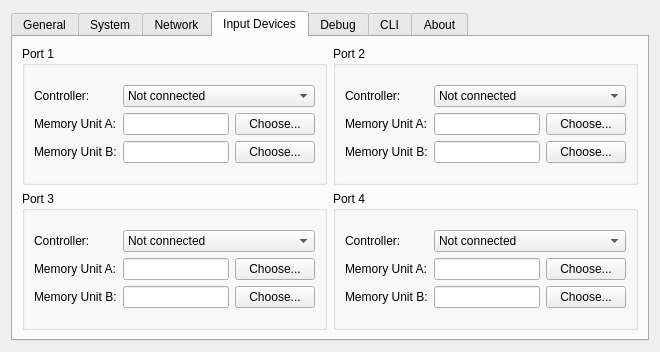
Before: the Qt Designer form settings.ui in xqemu/xqemu-manager, drawn with Qt 5.
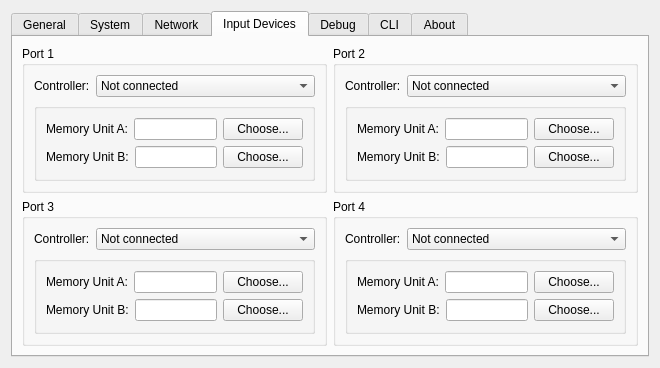
After: the same form once the commit is applied. The open tabs and pages were chosen to show the change.

Commit message: Disable memory unit GUI widgets when the controller is not enabled

Diff of the .ui file:
```diff
--- a/settings.ui
+++ b/settings.ui
@@ -387,16 +387,68 @@
          </property>
          <layout class="QVBoxLayout" name="verticalLayout_17">
           <item>
-           <layout class="QGridLayout" name="gridLayout_9">
-            <item row="0" column="0">
+           <layout class="QHBoxLayout" name="horizontalLayout_5">
+            <item>
              <widget class="QLabel" name="label_14">
               <property name="text">
                <string>Controller:</string>
               </property>
              </widget>
             </item>
-            <item row="1" column="1">
+            <item>
+             <widget class="QComboBox" name="controller2">
+              <property name="sizePolicy">
+               <sizepolicy hsizetype="Expanding" vsizetype="Fixed">
+                <horstretch>0</horstretch>
+                <verstretch>0</verstretch>
+               </sizepolicy>
+              </property>
+              <item>
+               <property name="text">
+                <string>Not connected</string>
+               </property>
+              </item>
+              <item>
+               <property name="text">
+                <string>Keyboard</string>
+               </property>
+              </item>
+              <item>
+               <property name="text">
+                <string>Gamepad #0</string>
+               </property>
+              </item>
+              <item>
+               <property name="text">
+                <string>Gamepad #1</string>
+               </property>
+              </item>
+              <item>
+               <property name="text">
+                <string>Gamepad #2</string>
+               </property>
+              </item>
+              <item>
+               <property name="text">
+                <string>Gamepad #3</string>
+               </property>
+              </item>
+             </widget>
+            </item>
+           </layout>
+          </item>
+          <item>
+           <widget class="QGroupBox" name="controller2Additional">
+            <layout class="QVBoxLayout" name="_2">
+             <item>
              <layout class="QHBoxLayout" name="horizontalLayout_10">
+               <item>
+                <widget class="QLabel" name="xmuLabel2A">
+                 <property name="text">
+                  <string>Memory Unit A:</string>
+                 </property>
+                </widget>
+               </item>
               <item>
                <widget class="QLineEdit" name="xmu2APath"/>
               </item>
@@ -409,8 +461,15 @@
               </item>
              </layout>
             </item>
-            <item row="2" column="1">
+             <item>
              <layout class="QHBoxLayout" name="horizontalLayout_12">
+               <item>
+                <widget class="QLabel" name="xmuLabel2B">
+                 <property name="text">
+                  <string>Memory Unit B:</string>
+                 </property>
+                </widget>
+               </item>
               <item>
                <widget class="QLineEdit" name="xmu2BPath"/>
               </item>
@@ -423,61 +482,8 @@
               </item>
              </layout>
             </item>
-            <item row="1" column="0">
-             <widget class="QLabel" name="label_19">
-              <property name="text">
-               <string>Memory Unit A:</string>
-              </property>
-             </widget>
-            </item>
-            <item row="0" column="1">
-             <widget class="QComboBox" name="controller2">
-              <property name="sizePolicy">
-               <sizepolicy hsizetype="Expanding" vsizetype="Fixed">
-                <horstretch>0</horstretch>
-                <verstretch>0</verstretch>
-               </sizepolicy>
-              </property>
-              <item>
-               <property name="text">
-                <string>Not connected</string>
-               </property>
-              </item>
-              <item>
-               <property name="text">
-                <string>Keyboard</string>
-               </property>
-              </item>
-              <item>
-               <property name="text">
-                <string>Gamepad #0</string>
-               </property>
-              </item>
-              <item>
-               <property name="text">
-                <string>Gamepad #1</string>
-               </property>
-              </item>
-              <item>
-               <property name="text">
-                <string>Gamepad #2</string>
-               </property>
-              </item>
-              <item>
-               <property name="text">
-                <string>Gamepad #3</string>
-               </property>
-              </item>
-             </widget>
-            </item>
-            <item row="2" column="0">
-             <widget class="QLabel" name="label_22">
-              <property name="text">
-               <string>Memory Unit B:</string>
-              </property>
-             </widget>
-            </item>
-           </layout>
+            </layout>
+           </widget>
           </item>
          </layout>
         </widget>
@@ -489,15 +495,15 @@
          </property>
          <layout class="QVBoxLayout" name="verticalLayout_18">
           <item>
-           <layout class="QGridLayout" name="gridLayout_10">
-            <item row="0" column="0">
+           <layout class="QHBoxLayout" name="horizontalLayout_7">
+            <item>
              <widget class="QLabel" name="label_15">
               <property name="text">
                <string>Controller:</string>
               </property>
              </widget>
             </item>
-            <item row="0" column="1">
+            <item>
              <widget class="QComboBox" name="controller3">
               <property name="sizePolicy">
                <sizepolicy hsizetype="Expanding" vsizetype="Fixed">
@@ -537,22 +543,20 @@
               </item>
              </widget>
             </item>
-            <item row="1" column="0">
-             <widget class="QLabel" name="label_20">
-              <property name="text">
-               <string>Memory Unit A:</string>
-              </property>
-             </widget>
-            </item>
-            <item row="2" column="0">
-             <widget class="QLabel" name="label_23">
-              <property name="text">
-               <string>Memory Unit B:</string>
-              </property>
-             </widget>
-            </item>
-            <item row="1" column="1">
+           </layout>
+          </item>
+          <item>
+           <widget class="QGroupBox" name="controller3Additional">
+            <layout class="QVBoxLayout" name="_4">
+             <item>
              <layout class="QHBoxLayout" name="horizontalLayout_13">
+               <item>
+                <widget class="QLabel" name="xmuLabel3A">
+                 <property name="text">
+                  <string>Memory Unit A:</string>
+                 </property>
+                </widget>
+               </item>
               <item>
                <widget class="QLineEdit" name="xmu3APath"/>
               </item>
@@ -565,8 +569,15 @@
               </item>
              </layout>
             </item>
-            <item row="2" column="1">
+             <item>
              <layout class="QHBoxLayout" name="horizontalLayout_14">
+               <item>
+                <widget class="QLabel" name="xmuLabel3B">
+                 <property name="text">
+                  <string>Memory Unit B:</string>
+                 </property>
+                </widget>
+               </item>
               <item>
                <widget class="QLineEdit" name="xmu3BPath"/>
               </item>
@@ -580,6 +591,7 @@
              </layout>
             </item>
            </layout>
+           </widget>
           </item>
          </layout>
         </widget>
@@ -591,70 +603,68 @@
          </property>
          <layout class="QVBoxLayout" name="verticalLayout_19">
           <item>
-           <layout class="QGridLayout" name="gridLayout_11">
-            <item row="0" column="1">
-             <widget class="QComboBox" name="controller4">
-              <property name="sizePolicy">
-               <sizepolicy hsizetype="Expanding" vsizetype="Fixed">
-                <horstretch>0</horstretch>
-                <verstretch>0</verstretch>
-               </sizepolicy>
-              </property>
+           <layout class="QHBoxLayout" name="horizontalLayout_8">
               <item>
-               <property name="text">
-                <string>Not connected</string>
-               </property>
-              </item>
-              <item>
-               <property name="text">
-                <string>Keyboard</string>
-               </property>
-              </item>
-              <item>
-               <property name="text">
-                <string>Gamepad #0</string>
-               </property>
-              </item>
-              <item>
-               <property name="text">
-                <string>Gamepad #1</string>
-               </property>
-              </item>
-              <item>
-               <property name="text">
-                <string>Gamepad #2</string>
-               </property>
-              </item>
-              <item>
-               <property name="text">
-                <string>Gamepad #3</string>
-               </property>
-              </item>
-             </widget>
-            </item>
-            <item row="1" column="0">
-             <widget class="QLabel" name="label_21">
-              <property name="text">
-               <string>Memory Unit A:</string>
-              </property>
-             </widget>
-            </item>
-            <item row="0" column="0">
              <widget class="QLabel" name="label_16">
               <property name="text">
                <string>Controller:</string>
               </property>
              </widget>
             </item>
-            <item row="2" column="0">
-             <widget class="QLabel" name="label_24">
+            <item>
+             <widget class="QComboBox" name="controller4">
+              <property name="sizePolicy">
+               <sizepolicy hsizetype="Expanding" vsizetype="Fixed">
+                <horstretch>0</horstretch>
+                <verstretch>0</verstretch>
+               </sizepolicy>
+              </property>
+              <item>
               <property name="text">
-               <string>Memory Unit B:</string>
-              </property>
+                <string>Not connected</string>
+               </property>
+              </item>
+              <item>
+               <property name="text">
+                <string>Keyboard</string>
+               </property>
+              </item>
+              <item>
+               <property name="text">
+                <string>Gamepad #0</string>
+               </property>
+              </item>
+              <item>
+               <property name="text">
+                <string>Gamepad #1</string>
+               </property>
+              </item>
+              <item>
+               <property name="text">
+                <string>Gamepad #2</string>
+               </property>
+              </item>
+              <item>
+               <property name="text">
+                <string>Gamepad #3</string>
+               </property>
+              </item>
              </widget>
             </item>
-            <item row="1" column="1">
+           </layout>
+          </item>
+          <item>
+           <widget class="QGroupBox" name="controller4Additional">
+            <layout class="QVBoxLayout" name="_3">
+             <item>
              <layout class="QHBoxLayout" name="horizontalLayout_15">
+               <item>
+                <widget class="QLabel" name="xmuLabel4A">
+                 <property name="text">
+                  <string>Memory Unit A:</string>
+                 </property>
+                </widget>
+               </item>
               <item>
                <widget class="QLineEdit" name="xmu4APath"/>
               </item>
@@ -667,8 +677,15 @@
               </item>
              </layout>
             </item>
-            <item row="2" column="1">
+             <item>
              <layout class="QHBoxLayout" name="horizontalLayout_16">
+               <item>
+                <widget class="QLabel" name="xmuLabel4B">
+                 <property name="text">
+                  <string>Memory Unit B:</string>
+                 </property>
+                </widget>
+               </item>
               <item>
                <widget class="QLineEdit" name="xmu4BPath"/>
               </item>
@@ -682,6 +699,7 @@
              </layout>
             </item>
            </layout>
+           </widget>
           </item>
          </layout>
         </widget>
@@ -693,22 +711,15 @@
          </property>
          <layout class="QVBoxLayout" name="verticalLayout_16">
           <item>
-           <layout class="QGridLayout" name="gridLayout_3">
-            <item row="0" column="0">
+           <layout class="QHBoxLayout" name="horizontalLayout_6">
+            <item>
              <widget class="QLabel" name="label_13">
               <property name="text">
                <string>Controller:</string>
               </property>
              </widget>
             </item>
-            <item row="1" column="0">
-             <widget class="QLabel" name="label_17">
-              <property name="text">
-               <string>Memory Unit A:</string>
-              </property>
-             </widget>
-            </item>
-            <item row="0" column="1">
+            <item>
              <widget class="QComboBox" name="controller1">
               <property name="sizePolicy">
                <sizepolicy hsizetype="Expanding" vsizetype="Fixed">
@@ -748,15 +759,20 @@
               </item>
              </widget>
             </item>
-            <item row="2" column="0">
-             <widget class="QLabel" name="label_18">
-              <property name="text">
-               <string>Memory Unit B:</string>
-              </property>
-             </widget>
-            </item>
-            <item row="1" column="1">
+           </layout>
+          </item>
+          <item>
+           <widget class="QGroupBox" name="controller1Additional">
+            <layout class="QVBoxLayout" name="_5">
+             <item>
              <layout class="QHBoxLayout" name="horizontalLayout_9">
+               <item>
+                <widget class="QLabel" name="xmuLabel1A">
+                 <property name="text">
+                  <string>Memory Unit A:</string>
+                 </property>
+                </widget>
+               </item>
               <item>
                <widget class="QLineEdit" name="xmu1APath"/>
               </item>
@@ -775,8 +791,15 @@
               </item>
              </layout>
             </item>
-            <item row="2" column="1">
+             <item>
              <layout class="QHBoxLayout" name="horizontalLayout_11">
+               <item>
+                <widget class="QLabel" name="xmuLabel1B">
+                 <property name="text">
+                  <string>Memory Unit B:</string>
+                 </property>
+                </widget>
+               </item>
               <item>
                <widget class="QLineEdit" name="xmu1BPath"/>
               </item>
@@ -790,6 +813,7 @@
              </layout>
             </item>
            </layout>
+           </widget>
           </item>
          </layout>
         </widget>
```
Lines whose indentation alone changed are shown as unchanged. The commit also changes 1 other file.
